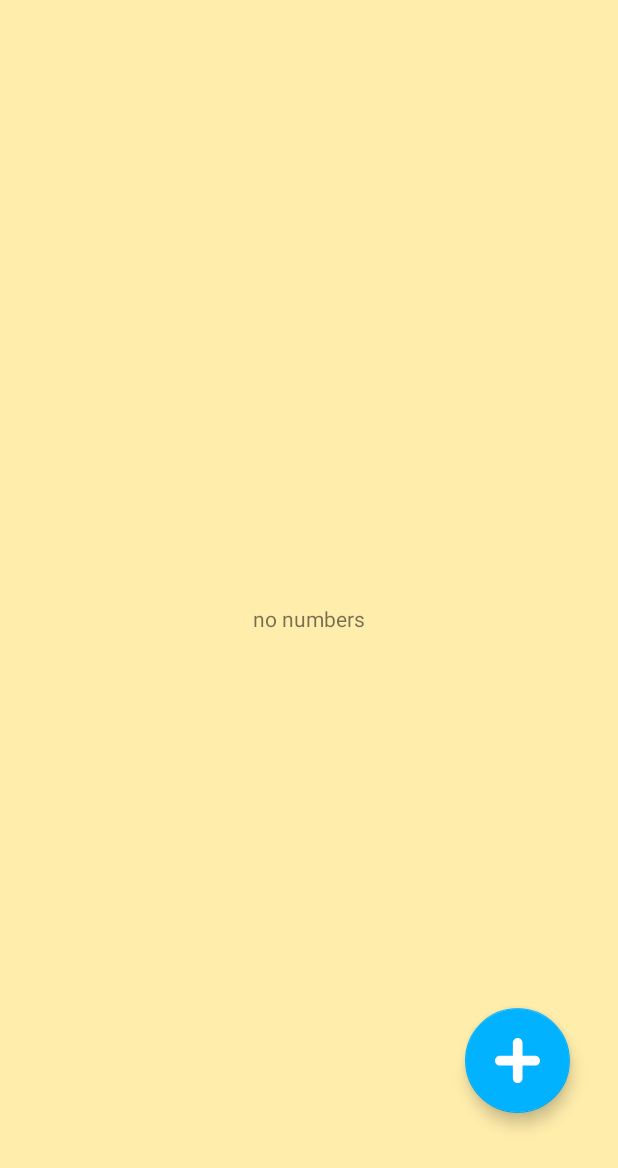
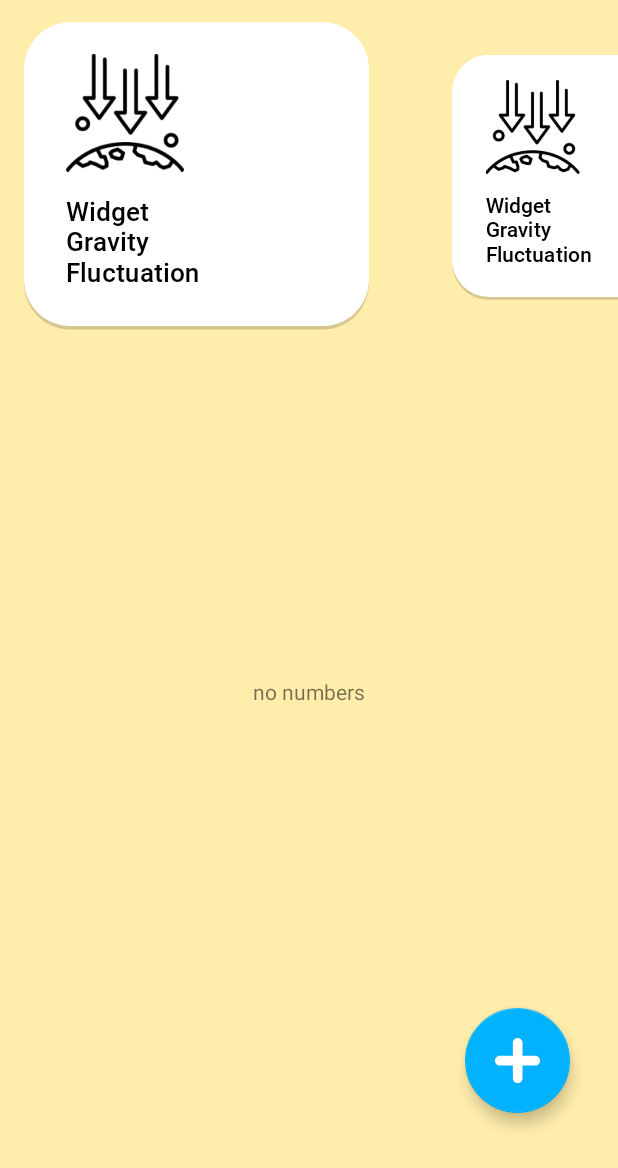
Before and after one commit to EntyR/RandomNumberDB, an Android app: the screen it shows after launch (MainActivity), on a phone screen of 412 x 824 dp. Shown: the top 1168 px of the screen. Run offline under Robolectric (Android 15) with nearby library versions, the phone set to English and light mode, and no system bars; our stand-ins replace Room's generated code.

Commit message:
updated list fragment to show widget list

```diff
--- /dev/null
+++ b/app/src/main/java/com/harman/roomdbapp/app/adapters/WidgetAdapter.kt
@@ -0,0 +1,56 @@
+package com.harman.roomdbapp.app.adapters
+
+import android.view.LayoutInflater
+import android.view.ViewGroup
+import androidx.recyclerview.widget.DiffUtil
+import androidx.recyclerview.widget.ListAdapter
+import androidx.recyclerview.widget.RecyclerView
+import com.harman.roomdbapp.app.databinding.WidgetItemBinding
+import com.harman.roomdbapp.app.model.Widget
+
+// TODO Add button pressed callback
+
+class WidgetAdapter : ListAdapter<Widget, WidgetAdapter.WidgetViewHolder>(Companion) {
+
+    class WidgetViewHolder(val binding: WidgetItemBinding) :
+        RecyclerView.ViewHolder(binding.root)
+
+    companion object : DiffUtil.ItemCallback<Widget>() {
+        override fun areItemsTheSame(oldItem: Widget, newItem: Widget): Boolean {
+            return oldItem == newItem
+        }
+
+        override fun areContentsTheSame(oldItem: Widget, newItem: Widget): Boolean {
+            return (oldItem.imageResourceId == newItem.imageResourceId) &&
+                (oldItem.text == newItem.text)
+        }
+    }
+
+    override fun onCreateViewHolder(parent: ViewGroup, viewType: Int): WidgetViewHolder {
+        return WidgetViewHolder(
+            WidgetItemBinding.inflate(
+                LayoutInflater.from(parent.context),
+                parent,
+                false
+            )
+        )
+    }
+
+    override fun onBindViewHolder(holder: WidgetViewHolder, position: Int) {
+
+        val item = currentList[position]
+
+        holder.binding.ivWidgetImage.setImageResource(item.imageResourceId)
+        holder.binding.tvWedgetName.text = item.text
+    }
+
+    // For some reason it crashed if i didn't include this
+
+    override fun getItemCount(): Int {
+        return super.getItemCount()
+    }
+
+    override fun getItem(position: Int): Widget {
+        return super.getItem(position)
+    }
+}
--- a/app/src/main/java/com/harman/roomdbapp/app/adapters/layout_managers/CenterZoomLayoutManager.kt
+++ b/app/src/main/java/com/harman/roomdbapp/app/adapters/layout_managers/CenterZoomLayoutManager.kt
@@ -3,6 +3,8 @@ package com.harman.roomdbapp.app.adapters.layout_managers
 import android.content.Context
 import androidx.recyclerview.widget.LinearLayoutManager
 import androidx.recyclerview.widget.RecyclerView
+import kotlin.math.abs
+import kotlin.math.min
 
 class CenterZoomLayoutManager(
     context: Context,
@@ -15,23 +17,34 @@ class CenterZoomLayoutManager(
         recycler: RecyclerView.Recycler?,
         state: RecyclerView.State?
     ): Int {
+        if (orientation == RecyclerView.VERTICAL)
+            return 0
+
         val scroll = super.scrollHorizontallyBy(dx, recycler, state)
 
-        val center = width / 2
-        val startScaleDistance = center * 1.1f
+        centerMiddle()
 
-        //TODO add min distance value
-
-        for (i in 0 until childCount) {
-            val child = getChildAt(i) ?: continue
-            val childCenter = (getDecoratedLeft(child) + getDecoratedRight(child)) / 2
-            val distance = center - childCenter
-            val scale: Float = 1f + 1f / distance
-            if (distance <= startScaleDistance)
-                child.scaleX = scale
-        }
         return scroll
     }
 
+    override fun onLayoutCompleted(state: RecyclerView.State?) {
+        super.onLayoutCompleted(state)
+        centerMiddle()
+    }
 
+    private fun centerMiddle() {
+
+        val center = width / 2
+        val startScaleDistance = center * 0.9f
+
+        for (i in 0 until childCount) {
+            val child = getChildAt(i)!!
+            val childCenter = (getDecoratedLeft(child) + getDecoratedRight(child)) / 2
+            val distance = min(startScaleDistance, abs(center - childCenter).toFloat())
+            val scale: Float = 1f - 0.3f * (distance / startScaleDistance)
+
+            child.scaleX = scale
+            child.scaleY = scale
+        }
+    }
 }
--- /dev/null
+++ b/app/src/main/java/com/harman/roomdbapp/app/model/Widget.kt
@@ -0,0 +1,6 @@
+package com.harman.roomdbapp.app.model
+
+data class Widget(
+    val text: String,
+    val imageResourceId: Int
+)
--- /dev/null
+++ b/app/src/main/java/com/harman/roomdbapp/app/other/FakeRepository.kt
@@ -0,0 +1,40 @@
+package com.harman.roomdbapp.app.other
+
+import com.harman.roomdbapp.app.R
+import com.harman.roomdbapp.app.model.Widget
+
+object FakeRepository {
+    val repository = listOf(
+        Widget("Widget \nGravity \nFluctuation", R.drawable.grav_widget),
+        Widget("Widget \nGravity \nFluctuation", R.drawable.grav_widget),
+        Widget(
+            "Widget \nGravity \n" +
+                "Fluctuation",
+            R.drawable.grav_widget
+        ),
+        Widget(
+            "Widget \n" +
+                "Gravity \n" +
+                "Fluctuation",
+            R.drawable.grav_widget
+        ),
+        Widget(
+            "Widget \n" +
+                "Gravity \n" +
+                "Fluctuation",
+            R.drawable.grav_widget
+        ),
+        Widget(
+            "Widget \n" +
+                "Gravity \n" +
+                "Fluctuation",
+            R.drawable.grav_widget
+        ),
+        Widget(
+            "Widget \n" +
+                "Gravity \n" +
+                "Fluctuation",
+            R.drawable.grav_widget
+        )
+    )
+}
--- a/app/src/main/java/com/harman/roomdbapp/app/ui/fragments/RandomNumbersList.kt
+++ b/app/src/main/java/com/harman/roomdbapp/app/ui/fragments/RandomNumbersList.kt
@@ -8,7 +8,10 @@ import androidx.fragment.app.Fragment
 import androidx.recyclerview.widget.LinearLayoutManager
 import com.harman.roomdbapp.app.R
 import com.harman.roomdbapp.app.adapters.NumberListAdapter
+import com.harman.roomdbapp.app.adapters.WidgetAdapter
+import com.harman.roomdbapp.app.adapters.layout_managers.CenterZoomLayoutManager
 import com.harman.roomdbapp.app.databinding.FragmentRandomNumbersListBinding
+import com.harman.roomdbapp.app.other.FakeRepository
 import com.harman.roomdbapp.app.ui.viewmodel.NumberListViewModel
 import org.koin.androidx.viewmodel.ext.android.viewModel
 
@@ -27,17 +30,25 @@ class RandomNumbersList : Fragment() {
         binding = FragmentRandomNumbersListBinding.inflate(inflater, container, false)
 
         // Setting up adapter and layout manager
-        val adapter = NumberListAdapter(requireContext()) {
+        val randomNumberAdapter = NumberListAdapter(requireContext()) {
             val fragment = RandomNumberDescription.newInstance(it)
             navigateTo(fragment, "go_to_description")
         }
-        binding.rvNumberList.adapter = adapter
+        binding.rvNumberList.adapter = randomNumberAdapter
         binding.rvNumberList.layoutManager = LinearLayoutManager(requireContext())
 
         binding.fabNewItem.setOnClickListener {
             val fragment = RandomNumberAddItem.newInstance()
             navigateTo(fragment, "go_to_new_number_creation")
         }
+        val widgetAdapter = WidgetAdapter()
+
+        binding.rvWidgetList.apply {
+            layoutManager = CenterZoomLayoutManager(requireContext(), LinearLayoutManager.HORIZONTAL)
+            adapter = widgetAdapter
+        }
+
+        widgetAdapter.submitList(FakeRepository.repository)
 
         viewModel.getNumbers().observe(viewLifecycleOwner) {
             // make empty list text notification visible if list if empty
@@ -49,7 +60,7 @@ class RandomNumbersList : Fragment() {
                 binding.rvNumberList.visibility = View.VISIBLE
             }
 
-            adapter.submitList(it)
+            randomNumberAdapter.submitList(it)
         }
 
         return binding.root
--- /dev/null
+++ b/app/src/main/res/drawable/widget_shape.xml
@@ -0,0 +1,20 @@
+<?xml version="1.0" encoding="utf-8"?>
+<layer-list xmlns:android="http://schemas.android.com/apk/res/android">
+    <item>
+        <shape>
+            <corners android:radius="@dimen/fullscreen_shade_radius" />
+            <gradient
+                android:startColor="@color/dark_grey"
+                android:endColor="@android:color/transparent"
+                android:angle="@integer/fullscreen_shade_angle" />
+        </shape>
+
+    </item>
+    <item android:bottom="@dimen/fullscreen_shade_padding"
+        >
+        <shape>
+            <corners android:radius="@dimen/fullscreen_shade_radius" />
+            <solid android:color="@color/white"/>
+        </shape>
+    </item>
+</layer-list>
--- a/app/src/main/res/layout/fragment_random_numbers_list.xml
+++ b/app/src/main/res/layout/fragment_random_numbers_list.xml
@@ -1,6 +1,7 @@
 <?xml version="1.0" encoding="utf-8"?>
 <androidx.constraintlayout.widget.ConstraintLayout xmlns:android="http://schemas.android.com/apk/res/android"
     xmlns:app="http://schemas.android.com/apk/res-auto"
+    xmlns:tools="http://schemas.android.com/tools"
     android:layout_width="match_parent"
     android:layout_height="match_parent"
     android:background="@color/pale_yellow">
@@ -8,14 +9,14 @@
     <androidx.recyclerview.widget.RecyclerView
         android:id="@+id/rvNumberList"
         android:layout_width="match_parent"
-        android:layout_height="match_parent"
+        android:layout_height="0dp"
+        android:paddingTop="@dimen/recycler_padding_Top"
         android:paddingBottom="@dimen/recycler_padding_bottom"
-        android:paddingTop="@dimen/recycler_padding_Top"
         app:layout_constraintBottom_toBottomOf="parent"
         app:layout_constraintEnd_toEndOf="parent"
         app:layout_constraintHorizontal_bias="0.5"
         app:layout_constraintStart_toStartOf="parent"
-        app:layout_constraintTop_toTopOf="parent" />
+        app:layout_constraintTop_toBottomOf="@+id/rvWidgetList" />
 
     <com.google.android.material.floatingactionbutton.FloatingActionButton
         android:id="@+id/fabNewItem"
@@ -43,5 +44,15 @@
         app:layout_constraintBottom_toBottomOf="@id/rvNumberList"
         app:layout_constraintEnd_toEndOf="@+id/rvNumberList"
         app:layout_constraintStart_toStartOf="@+id/rvNumberList"
+        app:layout_constraintTop_toTopOf="@+id/rvNumberList"
+        app:layout_constraintVertical_bias="0.3" />
+
+    <androidx.recyclerview.widget.RecyclerView
+        android:id="@+id/rvWidgetList"
+        android:layout_width="0dp"
+        android:layout_height="300dp"
+        app:layout_constraintEnd_toEndOf="parent"
+        app:layout_constraintHorizontal_bias="0.5"
+        app:layout_constraintStart_toStartOf="parent"
         app:layout_constraintTop_toTopOf="parent" />
 </androidx.constraintlayout.widget.ConstraintLayout>
--- /dev/null
+++ b/app/src/main/res/layout/widget_item.xml
@@ -0,0 +1,50 @@
+<?xml version="1.0" encoding="utf-8"?>
+<androidx.constraintlayout.widget.ConstraintLayout xmlns:android="http://schemas.android.com/apk/res/android"
+    xmlns:app="http://schemas.android.com/apk/res-auto"
+    xmlns:tools="http://schemas.android.com/tools"
+    android:layout_width="wrap_content"
+    android:layout_height="wrap_content"
+    android:paddingBottom="10dp">
+
+    <androidx.appcompat.widget.LinearLayoutCompat
+        android:id="@+id/clWidget"
+        android:layout_width="wrap_content"
+        android:layout_height="wrap_content"
+        android:background="@drawable/widget_shape"
+        android:orientation="vertical"
+        android:paddingEnd="110dp"
+        android:paddingBottom="30dp"
+        app:layout_constraintBottom_toBottomOf="parent"
+        app:layout_constraintEnd_toEndOf="parent"
+
+        app:layout_constraintStart_toStartOf="parent"
+        app:layout_constraintTop_toTopOf="parent"
+        tools:ignore="RtlSymmetry">
+
+        <ImageView
+            android:id="@+id/ivWidgetImage"
+            android:layout_width="90dp"
+            android:layout_height="wrap_content"
+            android:layout_marginStart="32dp"
+            android:layout_marginTop="24dp"
+            android:adjustViewBounds="true"
+
+            tools:srcCompat="@drawable/grav_widget" />
+
+        <TextView
+            android:id="@+id/tvWedgetName"
+            android:layout_width="120dp"
+            android:layout_height="wrap_content"
+            android:layout_marginStart="32dp"
+            android:layout_marginTop="16dp"
+            android:breakStrategy="high_quality"
+            android:fontFamily="@font/roboto_medium"
+            android:lines="3"
+            android:text="@string/record_gravity_fluctuation"
+            android:textColor="#000000"
+            android:textSize="20sp"
+
+            />
+    </androidx.appcompat.widget.LinearLayoutCompat>
+
+</androidx.constraintlayout.widget.ConstraintLayout>
--- a/app/src/main/res/values/strings.xml
+++ b/app/src/main/res/values/strings.xml
@@ -13,4 +13,5 @@
     <string name="or">or</string>
     <string name="enter_your_number">Add a new number…</string>
     <string name="share_button" translatable="false">Share button</string>
+    <string name="record_gravity_fluctuation">Запись колебаний гравитации</string>
 </resources>
--- a/data/src/main/java/com/harman/roomdbapp/data/db/RandomNumberDataBase.kt
+++ b/data/src/main/java/com/harman/roomdbapp/data/db/RandomNumberDataBase.kt
@@ -5,7 +5,7 @@ import androidx.room.RoomDatabase
 import com.harman.roomdbapp.data.dao.IRandomNumberDao
 import com.harman.roomdbapp.data.enity.RandomNumberEntity
 
-@Database(entities = [RandomNumberEntity::class], version = 1)
+@Database(entities = [RandomNumberEntity::class], version = 2)
 abstract class RandomNumberDataBase : RoomDatabase() {
     abstract fun getDao(): IRandomNumberDao
 }
```
Also changed, not shown: app/src/main/res/drawable/grav_widget.png (added), 1 other file.
